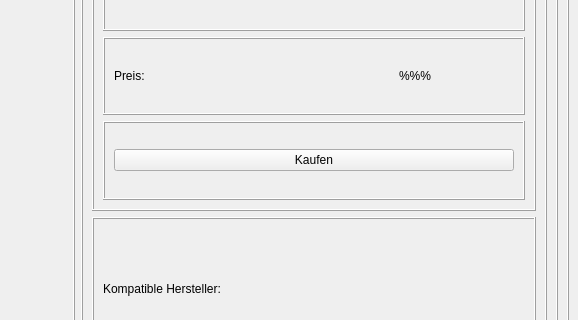
First picture: the form in frontend/accessoriesWindow.ui, repository nhatlam96/gui-xtraktor, before the edit; both pictures show x 422 to 1000 and y 172 to 492 of the 1000 by 700 pixel window.
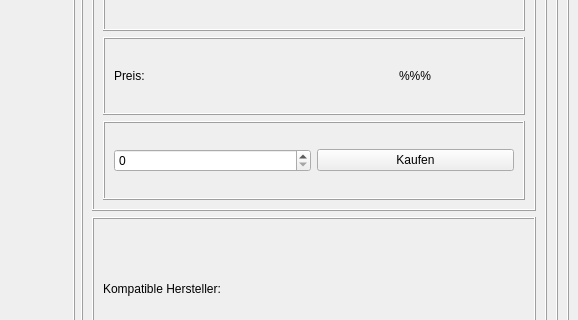
Second picture: the form after the edit. Icons and pictures are not drawn.

Commit message: Alles so und so , und dyn layout macht mich kaputt

```diff
--- a/frontend/accessoriesWindow.ui
+++ b/frontend/accessoriesWindow.ui
@@ -349,7 +349,10 @@
                   <property name="frameShadow">
                    <enum>QFrame::Raised</enum>
                   </property>
-                  <layout class="QVBoxLayout" name="verticalLayout_8">
+                  <layout class="QHBoxLayout" name="horizontalLayout_5">
+                   <item>
+                    <widget class="QSpinBox" name="spinBox"/>
+                   </item>
                    <item>
                     <widget class="QPushButton" name="buy_Button">
                      <property name="text">
```
The commit also changes 7 other files.
